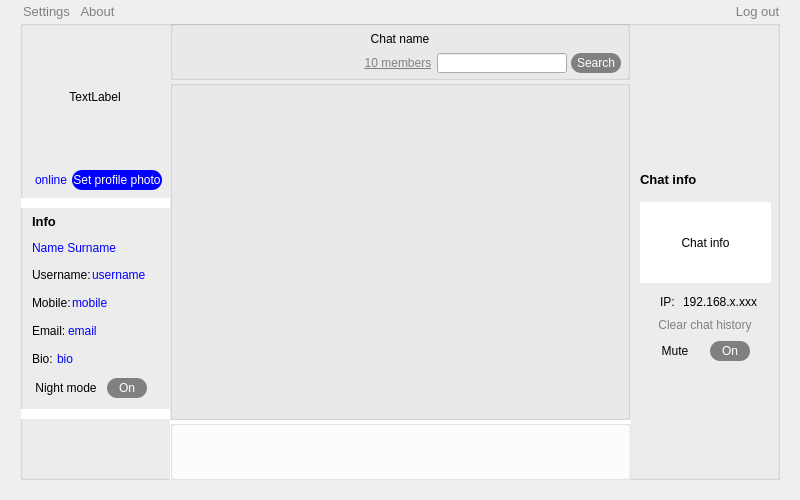
Above: Client/MyClient/myclient.ui from BogdPavel/Twinky before the change. Below: the same form after it.
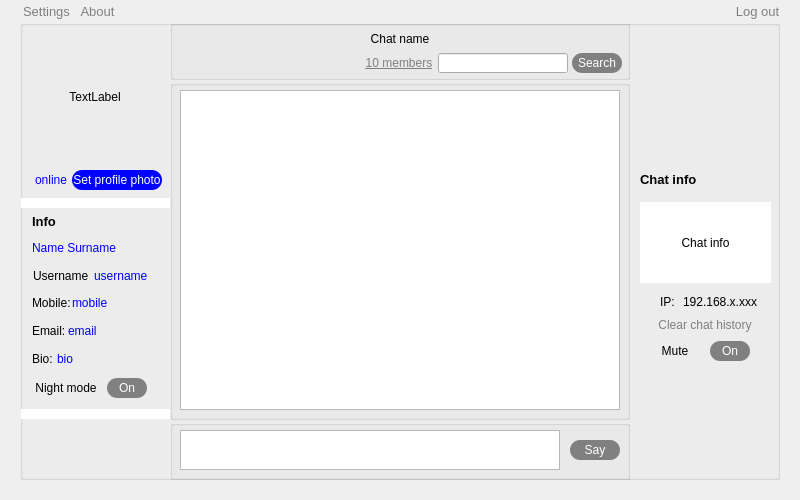
That is the form after the change. Icons and pictures are not drawn.

Commit message: Connections beetwen windows

What changed in the file:
```diff
--- a/Client/MyClient/myclient.ui
+++ b/Client/MyClient/myclient.ui
@@ -81,12 +81,12 @@
      <property name="title">
       <string/>
      </property>
-     <widget class="QWidget" name="">
+     <widget class="QWidget" name="layoutWidget">
       <property name="geometry">
        <rect>
         <x>10</x>
         <y>10</y>
-        <width>441</width>
+        <width>442</width>
         <height>43</height>
        </rect>
       </property>
@@ -235,22 +235,72 @@
      <property name="title">
       <string/>
      </property>
+     <widget class="QTextEdit" name="textEdit">
+      <property name="geometry">
+       <rect>
+        <x>10</x>
+        <y>10</y>
+        <width>440</width>
+        <height>320</height>
+       </rect>
+      </property>
+     </widget>
     </widget>
     <widget class="QGroupBox" name="groupBox_5">
      <property name="geometry">
       <rect>
        <x>150</x>
        <y>400</y>
-       <width>461</width>
+       <width>460</width>
        <height>60</height>
       </rect>
      </property>
      <property name="styleSheet">
-      <string notr="true">background-color: white</string>
+      <string notr="true"/>
      </property>
      <property name="title">
       <string/>
      </property>
+     <widget class="QPushButton" name="sayButton">
+      <property name="geometry">
+       <rect>
+        <x>400</x>
+        <y>20</y>
+        <width>50</width>
+        <height>20</height>
+       </rect>
+      </property>
+      <property name="minimumSize">
+       <size>
+        <width>50</width>
+        <height>20</height>
+       </size>
+      </property>
+      <property name="maximumSize">
+       <size>
+        <width>50</width>
+        <height>20</height>
+       </size>
+      </property>
+      <property name="styleSheet">
+       <string notr="true">color:white;
+border-radius: 10px;
+background-color: grey;</string>
+      </property>
+      <property name="text">
+       <string>Say</string>
+      </property>
+     </widget>
+     <widget class="QTextEdit" name="messageLine">
+      <property name="geometry">
+       <rect>
+        <x>10</x>
+        <y>10</y>
+        <width>380</width>
+        <height>40</height>
+       </rect>
+      </property>
+     </widget>
     </widget>
     <widget class="QLabel" name="label_13">
      <property name="geometry">
@@ -475,64 +525,6 @@
       </item>
      </layout>
     </widget>
-    <widget class="QWidget" name="layoutWidget_5">
-     <property name="geometry">
-      <rect>
-       <x>12</x>
-       <y>244</y>
-       <width>132</width>
-       <height>22</height>
-      </rect>
-     </property>
-     <layout class="QHBoxLayout" name="horizontalLayout_5">
-      <property name="spacing">
-       <number>0</number>
-      </property>
-      <item>
-       <widget class="QLabel" name="label_4">
-        <property name="minimumSize">
-         <size>
-          <width>60</width>
-          <height>20</height>
-         </size>
-        </property>
-        <property name="maximumSize">
-         <size>
-          <width>60</width>
-          <height>20</height>
-         </size>
-        </property>
-        <property name="text">
-         <string>Username:</string>
-        </property>
-       </widget>
-      </item>
-      <item>
-       <widget class="QPushButton" name="usernameButton">
-        <property name="minimumSize">
-         <size>
-          <width>70</width>
-          <height>20</height>
-         </size>
-        </property>
-        <property name="maximumSize">
-         <size>
-          <width>70</width>
-          <height>20</height>
-         </size>
-        </property>
-        <property name="styleSheet">
-         <string notr="true">color:blue;
-border:none;
-text-align:left;</string>
-        </property>
-        <property name="text">
-         <string>username</string>
-        </property>
-       </widget>
-      </item>
-     </layout>
-    </widget>
     <widget class="QWidget" name="layoutWidget_6">
      <property name="geometry">
       <rect>
@@ -955,6 +947,61 @@
       </item>
      </layout>
     </widget>
+    <widget class="QWidget" name="layoutWidget">
+     <property name="geometry">
+      <rect>
+       <x>13</x>
+       <y>245</y>
+       <width>138</width>
+       <height>22</height>
+      </rect>
+     </property>
+     <layout class="QHBoxLayout" name="horizontalLayout_5">
+      <item>
+       <widget class="QLabel" name="label_4">
+        <property name="minimumSize">
+         <size>
+          <width>55</width>
+          <height>20</height>
+         </size>
+        </property>
+        <property name="maximumSize">
+         <size>
+          <width>55</width>
+          <height>20</height>
+         </size>
+        </property>
+        <property name="text">
+         <string>Username:</string>
+        </property>
+       </widget>
+      </item>
+      <item>
+       <widget class="QPushButton" name="usernameButton">
+        <property name="minimumSize">
+         <size>
+          <width>75</width>
+          <height>20</height>
+         </size>
+        </property>
+        <property name="maximumSize">
+         <size>
+          <width>75</width>
+          <height>20</height>
+         </size>
+        </property>
+        <property name="styleSheet">
+         <string notr="true">color:blue;
+border:none;
+text-align:left;</string>
+        </property>
+        <property name="text">
+         <string>username</string>
+        </property>
+       </widget>
+      </item>
+     </layout>
+    </widget>
    </widget>
    <widget class="QPushButton" name="settingsButton">
     <property name="geometry">
```
The commit also changes 5 other files.
